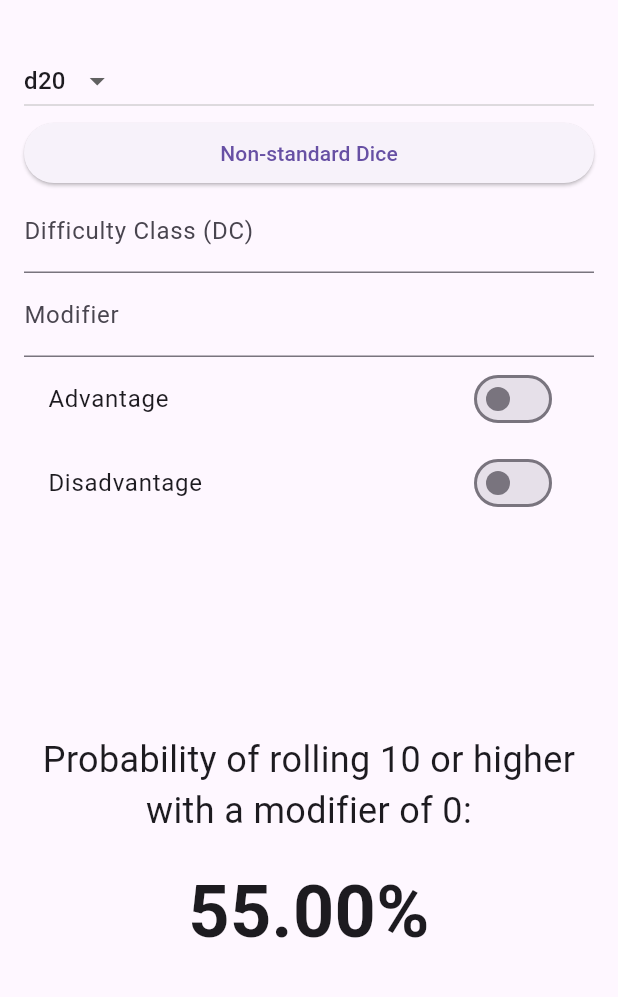
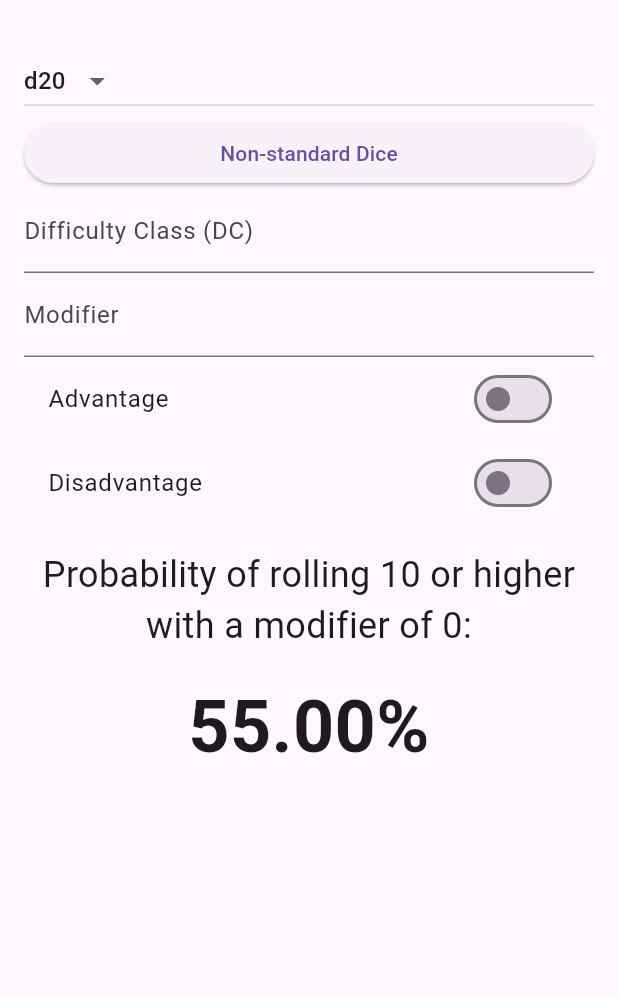
Before and after one commit to KleinerCodeDrago/DNDDiceThingy, a Flutter app: the screen it shows after launch, on a phone screen of 412 x 824 dp, the part 63-1060 px from its top. Run offline on Flutter 3.47's test engine with Material 3 defaults, Android fonts, the phone set to English and light mode, and no system bars.

Commit message:
Fixed overflow problem on mobile

```diff
--- a/lib/main.dart
+++ b/lib/main.dart
@@ -87,10 +87,12 @@ class _DiceCalculatorState extends State<DiceCalculator> {
   @override
   Widget build(BuildContext context) {
     return Scaffold(
+      resizeToAvoidBottomInset: false,
       appBar: AppBar(
         title: const Text('Dice Probability Calculator'),
       ),
-      body: Padding(
+      body: SingleChildScrollView(
+        child: Padding(
           padding: const EdgeInsets.all(16.0),
           child: Column(
             crossAxisAlignment: CrossAxisAlignment.stretch,
@@ -217,7 +219,8 @@ class _DiceCalculatorState extends State<DiceCalculator> {
                 },
                 decoration: InputDecoration(
                   labelText: 'Modifier',
-                errorText: _showModifierError ? 'Invalid modifier value' : null,
+                  errorText:
+                      _showModifierError ? 'Invalid modifier value' : null,
                 ),
               ),
               SwitchListTile(
@@ -243,10 +246,6 @@ class _DiceCalculatorState extends State<DiceCalculator> {
                 },
               ),
               const SizedBox(height: 16.0),
-            Expanded(
-              child: Column(
-                mainAxisAlignment: MainAxisAlignment.center,
-                children: [
               Text(
                 'Probability of rolling $_dc or higher with a modifier of $_modifier:',
                 textAlign: TextAlign.center,
@@ -264,8 +263,6 @@ class _DiceCalculatorState extends State<DiceCalculator> {
             ],
           ),
         ),
-          ],
-        ),
       ),
     );
   }
```
Lines whose indentation alone changed are shown as unchanged.
